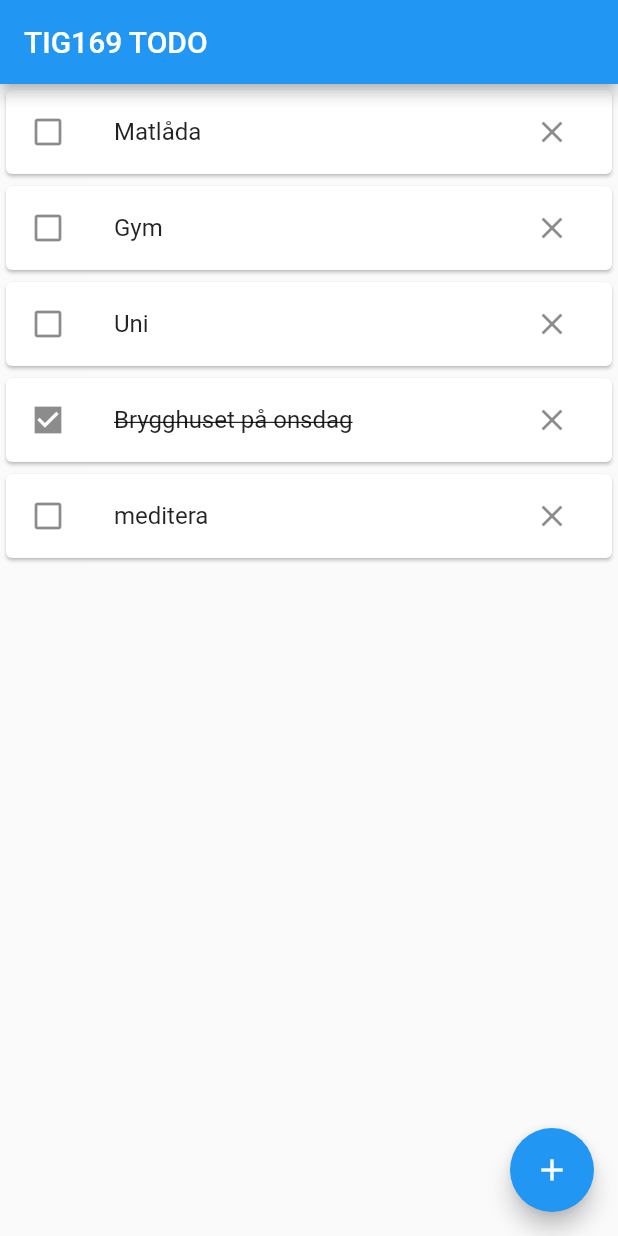
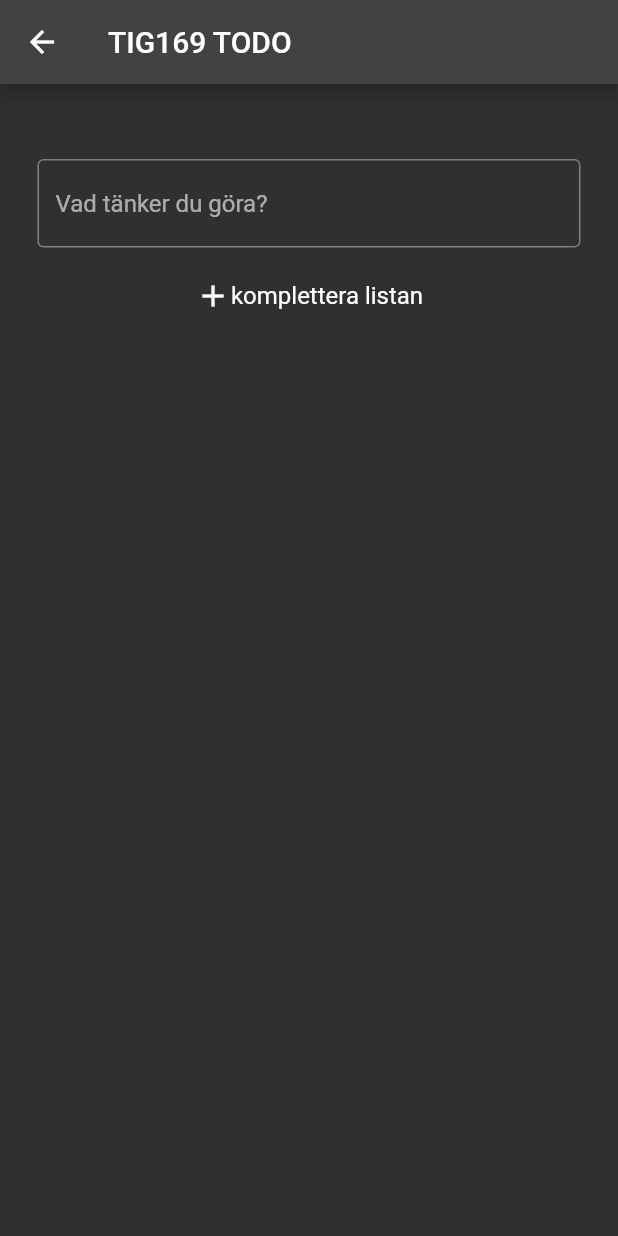
Before and after one commit to gu-tig333-ht22/gusbunkfa, a Flutter app: the screen it shows after launch, after a tap on the "add" icon, on a phone screen of 412 x 824 dp. Run offline on Flutter 3.47's test engine with Material 2 defaults, Android fonts, the phone set to English and light mode, and no system bars.

```diff
--- a/lib/main.dart
+++ b/lib/main.dart
@@ -1,33 +1,41 @@
 import 'package:flutter/material.dart';
 
-void main() => runApp(App());
+void main() => runApp(const App());
 
 class App extends StatelessWidget {
+  const App({super.key});
+
   @override
   Widget build(BuildContext context) {
-    return MaterialApp(title: 'TIG169 TODO', home: TodoList());
+    return MaterialApp(
+      title: 'TIG169 TODO',
+      theme: ThemeData.dark(),
+      home: TodoList(),
+    );
   }
 }
 
 class TodoList extends StatefulWidget {
+  const TodoList({super.key});
+
   @override
   _TodoListState createState() => _TodoListState();
 }
 
-class hello1 {
-  hello1({required this.title, required this.hej});
+class object {
+  object({required this.title, required this.outcome});
   String title;
-  bool hej;
+  bool outcome;
 }
 
 //ska göras interaktiv
 class _TodoListState extends State<TodoList> {
-  List<hello1> hello = <hello1>[
-    hello1(title: 'Matlåda', hej: false),
-    hello1(title: 'Gym', hej: false),
-    hello1(title: 'Uni', hej: false),
-    hello1(title: 'Brygghuset på onsdag', hej: true),
-    hello1(title: 'meditera', hej: false),
+  List<object> items = <object>[
+    object(title: 'Matlåda', outcome: false),
+    object(title: 'Gym', outcome: false),
+    object(title: 'Uni', outcome: false),
+    object(title: 'Brygghuset på onsdag', outcome: true),
+    object(title: 'meditera', outcome: false),
   ];
   final List<String> _todoList = <String>[];
   final TextEditingController _textFieldController = TextEditingController();
@@ -37,18 +45,18 @@ class _TodoListState extends State<TodoList> {
     return Scaffold(
       appBar: AppBar(title: const Text('TIG169 TODO')),
       body: ListView.builder(
-        itemCount: hello.length,
+        itemCount: items.length,
         itemBuilder: (context, i) {
           return Card(
             child: ListTile(
-              leading: hello[i].hej.toString() == 'true'
-                  ? const Icon(Icons.check_box_sharp)
+              leading: items[i].outcome.toString() == 'true'
+                  ? const Icon(Icons.check_box_sharp) //iconbutton()
                   : const Icon(Icons.check_box_outline_blank_outlined),
               onTap: () {},
               title: Text(
-                hello[i].title,
+                items[i].title,
                 style: TextStyle(
-                  decoration: hello[i].hej.toString() == 'true'
+                  decoration: items[i].outcome.toString() == 'true'
                       ? TextDecoration.lineThrough
                       : TextDecoration.none,
                 ),
@@ -62,21 +70,75 @@ class _TodoListState extends State<TodoList> {
         },
       ),
       floatingActionButton: FloatingActionButton(
-        onPressed: () {},
+        onPressed: () {
+          Navigator.push(
+              context, MaterialPageRoute(builder: (context) => SecondView()));
+        },
         child: const Icon(Icons.add),
       ),
     );
   }
 
 //ska göras interaktiv
-  void _addTodohello1(String title) {
+  void _addTodoobject(String title) {
     setState(() {
       _todoList.add(title);
     });
     _textFieldController.clear();
   }
 
-  Widget _buildTodohello1(String title) {
+  Widget _buildTodoobject(String title) {
     return ListTile(title: Text(title));
   }
 }
+
+class SecondView extends StatelessWidget {
+  const SecondView({super.key});
+
+  @override
+  Widget build(BuildContext context) {
+    return Scaffold(
+      appBar: AppBar(
+        title: const Text('TIG169 TODO'),
+      ),
+      body: Center(
+        child: Column(
+          crossAxisAlignment: CrossAxisAlignment.center,
+          mainAxisAlignment: MainAxisAlignment.start,
+          children: [
+            Container(height: 20),
+            _todotext(),
+            Container(height: 20),
+            _symbol(),
+          ],
+        ),
+      ),
+    );
+  }
+
+  Widget _todotext() {
+    return Container(
+      margin: const EdgeInsets.only(left: 25, right: 25, top: 30),
+      child: const TextField(
+        decoration: InputDecoration(
+          border: OutlineInputBorder(),
+          hintText: 'Vad tänker du göra?',
+        ),
+      ),
+    );
+  }
+
+  Widget _symbol() {
+    return Row(
+      mainAxisAlignment: MainAxisAlignment.center,
+      children: [
+        const Icon(Icons.add),
+        Column(
+          children: const [
+            Text('komplettera listan', style: TextStyle(fontSize: 16)),
+          ],
+        ),
+      ],
+    );
+  }
+}
```
Also changed, not shown: pubspec.lock, 3 other files.
